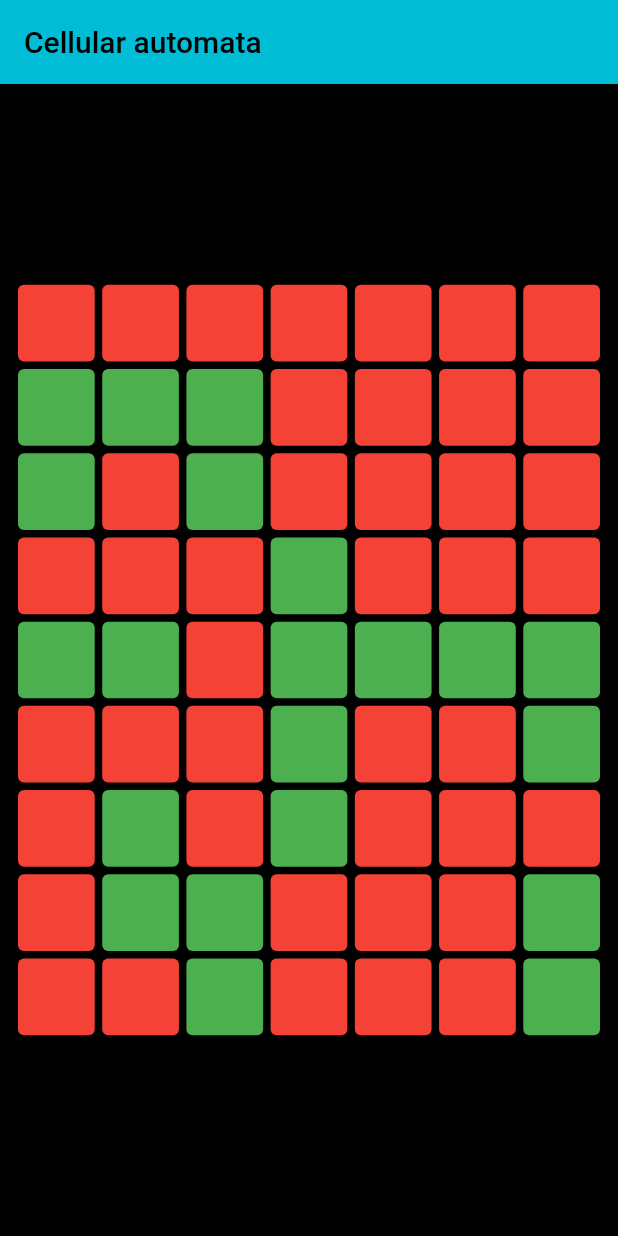
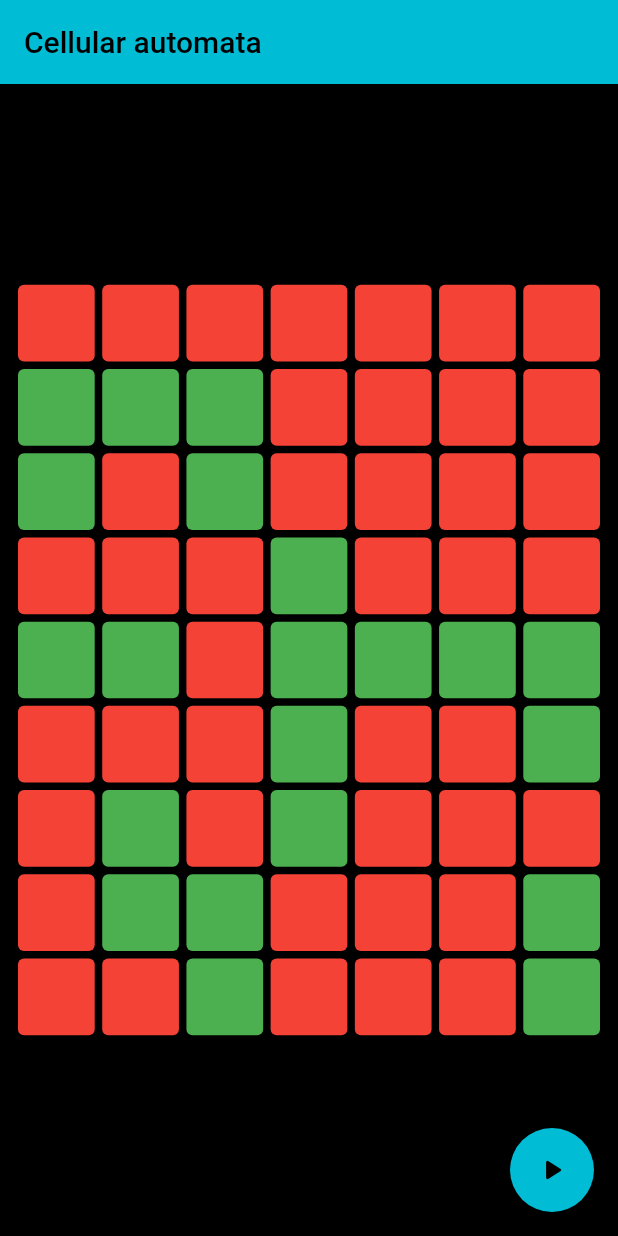
Before and after one commit to nikhil-RGB/flutter_automata, a Flutter app: the screen it shows after launch, on a phone screen of 412 x 824 dp. Run offline on Flutter 3.47's test engine with Material 2 defaults, Android fonts, the phone set to English and light mode, and no system bars.

Commit message:
✨ Add next gen button

```diff
--- a/lib/pages/AutomatonPage.dart
+++ b/lib/pages/AutomatonPage.dart
@@ -6,6 +6,7 @@ import '../models/Cell.dart';
 class AutomatonPage extends StatefulWidget {
   @override
   State<AutomatonPage> createState() => _AutomatonPageState();
+  static bool running = true;
   final List<List<Cell>> grid; //grid which will be used to build the board
   const AutomatonPage({super.key, required this.grid});
 }
@@ -20,6 +21,18 @@ class _AutomatonPageState extends State<AutomatonPage> {
       body: CellGrid(
         grid: widget.grid,
       ),
+      floatingActionButton: FloatingActionButton(
+        onPressed: () {
+          if (AutomatonPage.running) {
+            setState(() {
+              AutomatonPage.running =
+                  Cell.generationUpdate(widget.grid, 2, 5, 3);
+            });
+          }
+        },
+        backgroundColor: Colors.cyan,
+        child: const Icon(Icons.play_arrow_rounded),
+      ),
     );
   }
 }
```
